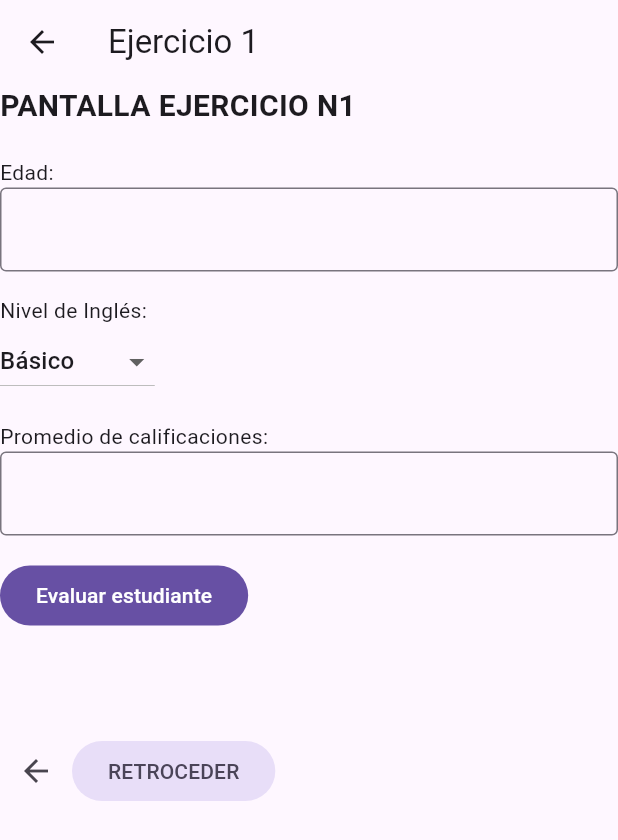
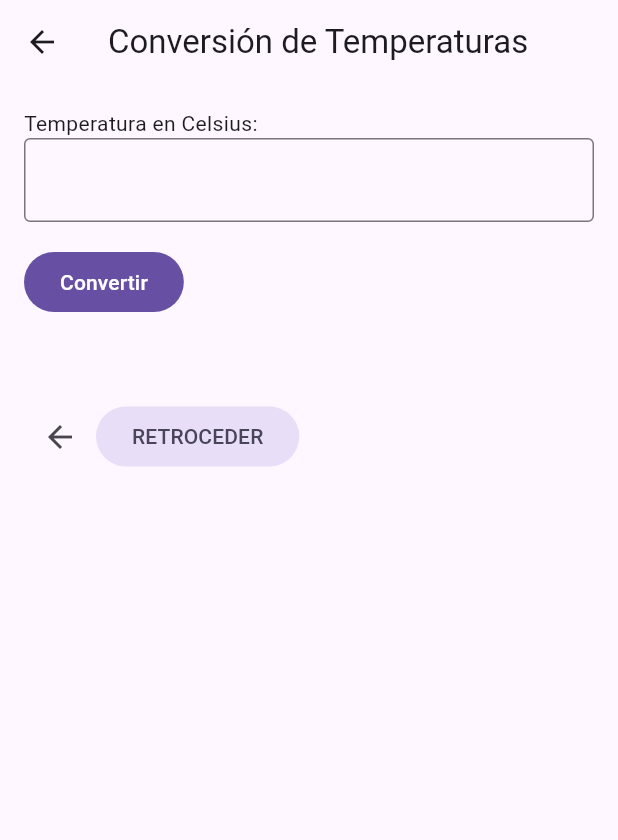
Before and after one commit to dannielsLlumy/EjerciciosFlutter-APMIII, a Flutter app: the Ejercicio1 screen opened directly, on a phone screen of 412 x 824 dp. Shown: the top 840 px of the screen. Run offline on Flutter 3.47's test engine with Material 3 defaults, Android fonts, the phone set to English and light mode, and no system bars.

Commit message:
Cambios en el trabajo de la actividad autonoma

```diff
--- /dev/null
+++ b/app_06/lib/screens/ejercicio00N1Screen.dart
@@ -0,0 +1,74 @@
+// 1.  Crear un programa que lea la temperatura en grados Celsius y la convierta a Fahrenheit
+// y Kelvin. Usar operadores aritméticos y muestra los resultados con comentarios
+// explicativos.
+
+import 'package:flutter/material.dart';
+
+class Ejercicio1 extends StatefulWidget {
+  const Ejercicio1({super.key});
+
+  @override
+  State<Ejercicio1> createState() => _Ejercicio1State();
+}
+
+class _Ejercicio1State extends State<Ejercicio1> {
+  final TextEditingController _celsiusController = TextEditingController();
+  String _resultado = "";
+
+  void convertirTemperaturas() {
+    double? celsius = double.tryParse(_celsiusController.text);
+
+    if (celsius == null) {
+      setState(() {
+        _resultado = "Por favor, ingresa una temperatura en grados Celsius.";
+      });
+      return;
+    }
+
+    double fahrenheit = (celsius * 9 / 5) + 32;
+    double kelvin = celsius + 273.15;
+
+    setState(() {
+      _resultado =
+          "Temperatura en Fahrenheit: ${fahrenheit} y la temperatura en Kelvin: ${kelvin}";
+    });
+  }
+
+  @override
+  Widget build(BuildContext context) {
+    return Scaffold(
+      appBar: AppBar(title: Text("Conversión de Temperaturas")),
+      body: Padding(
+        padding: EdgeInsets.all(16.0),
+        child: Column(
+          crossAxisAlignment: CrossAxisAlignment.start,
+          children: [
+            Text("Temperatura en Celsius:"),
+            TextField(
+              controller: _celsiusController,
+              keyboardType: TextInputType.numberWithOptions(decimal: true),
+              decoration: InputDecoration(border: OutlineInputBorder()),
+            ),
+            SizedBox(height: 16),
+            FilledButton(
+              onPressed: convertirTemperaturas,
+              child: Text("Convertir"),
+            ),
+            SizedBox(height: 16),
+            Text(_resultado, style: TextStyle(fontSize: 16)),
+            SizedBox(height: 16),
+            Row(
+              children: [
+                BackButton(),
+                FilledButton.tonal(
+                  onPressed: () => Navigator.pop(context),
+                  child: Text("RETROCEDER"),
+                ),
+              ],
+            ),
+          ],
+        ),
+      ),
+    );
+  }
+}
--- /dev/null
+++ b/app_06/lib/screens/ejercicio00N2Screen.dart
@@ -0,0 +1,2 @@
+// 2. Crear un programa que solicite al usuario tres números y determine cuál es el mayor, el
+// menor y si alguno de ellos es igual utilizando operadores relacionales y lógicos.
```
Also changed, not shown: app_06/lib/main.dart (+24 -4 lines), app_06/lib/screens/ejercicio00N10Screen.dart (renamed from app_06/lib/screens/ejercicio1Screen.dart, +4 -4 lines), app_06/lib/screens/ejercicio00N11Screen.dart (renamed from app_06/lib/screens/ejercicio2Screen.dart), app_06/lib/screens/ejercicio00N13Screen.dart (renamed from app_06/lib/screens/ejercicio3Screen.dart).
